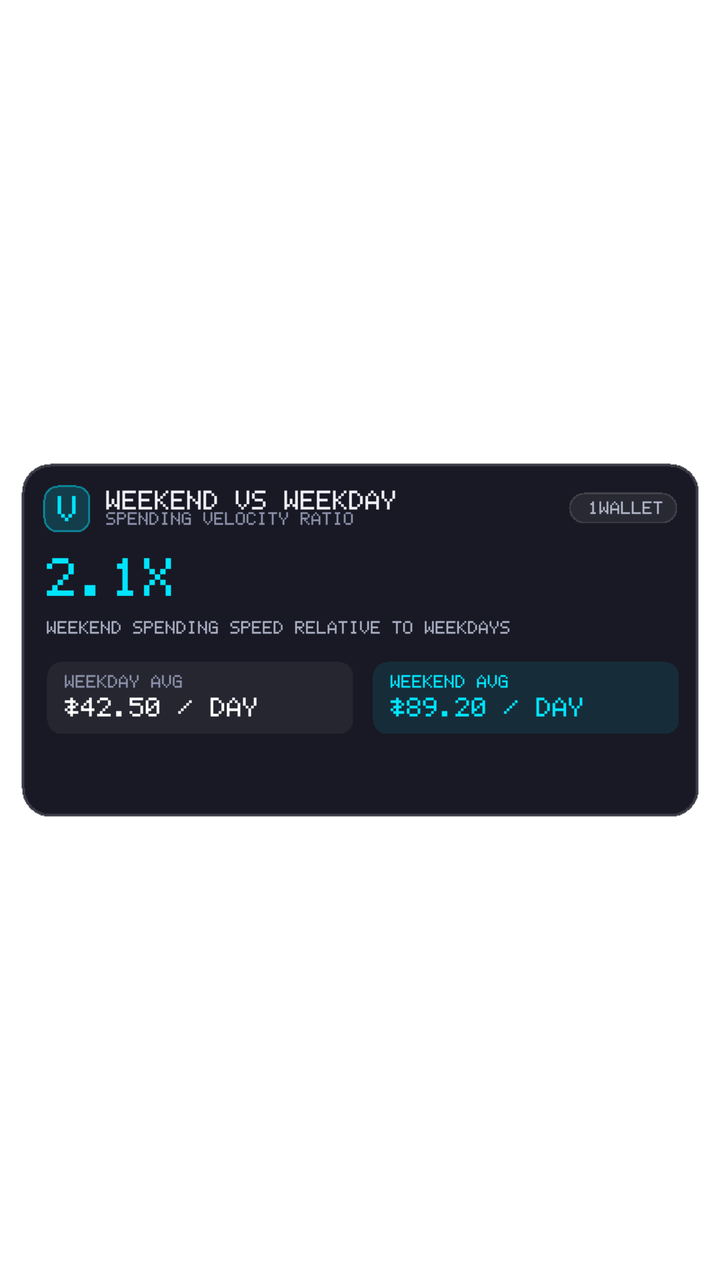
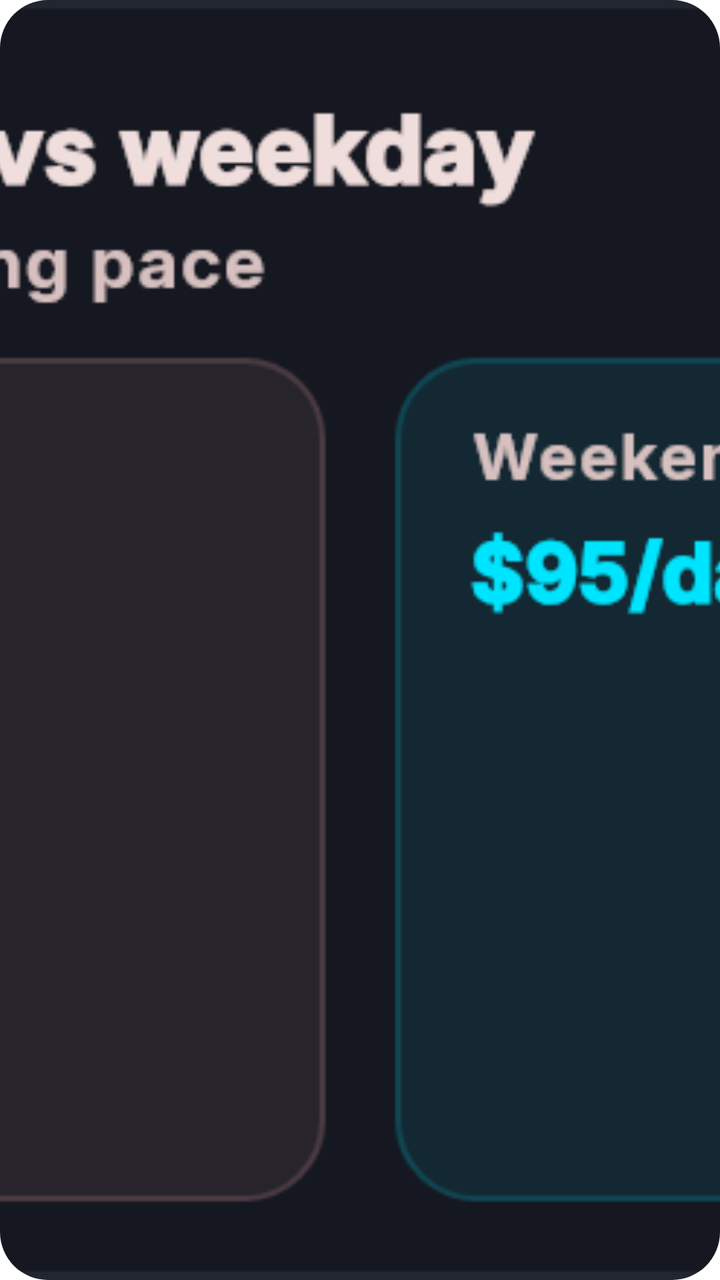

Screens rendered from an Android XML layout before and after an edit, with the pre-edit source and the edit as a unified diff.
<!-- AndroidManifest.xml: fallback theme Theme.MaterialComponents.DayNight.NoActionBar -->
<!-- res/layout/widget_weekend_weekday.xml -->
<?xml version="1.0" encoding="utf-8"?>
<ImageView xmlns:android="http://schemas.android.com/apk/res/android"
    android:id="@+id/widget_weekend_weekday_root"
    android:layout_width="match_parent"
    android:layout_height="match_parent"
    android:scaleType="fitCenter"
    android:adjustViewBounds="true"
    android:src="@drawable/widget_preview_weekend_weekday"
    android:contentDescription="1Wallet Weekend vs Weekday Spending" />
<!-- resources referenced by this layout -->
<resources>
  <!-- drawable widget_preview_weekend_weekday: png bitmap (drawable, 5526 bytes) -->
</resources>

<!-- the commit's change to res/layout/widget_weekend_weekday.xml (unified diff, before → after) -->
@@ -3,7 +3,9 @@
     android:id="@+id/widget_weekend_weekday_root"
     android:layout_width="match_parent"
     android:layout_height="match_parent"
-    android:scaleType="fitCenter"
-    android:adjustViewBounds="true"
+    android:background="@drawable/widget_background"
+    android:clipToOutline="true"
+    android:scaleType="centerCrop"
+    android:adjustViewBounds="false"
     android:src="@drawable/widget_preview_weekend_weekday"
     android:contentDescription="1Wallet Weekend vs Weekday Spending" />
<!-- resource entries referenced after the edit -->
@@ -1,5 +1,15 @@
 <!-- resources referenced by this layout -->
 <resources>
-  <!-- drawable widget_preview_weekend_weekday: png bitmap (drawable, 5526 bytes) -->
+  <!-- drawable widget_background (drawable) -->
+  <?xml version="1.0" encoding="utf-8"?>
+  <shape xmlns:android="http://schemas.android.com/apk/res/android"
+      android:shape="rectangle">
+      <solid android:color="#FF151820" />
+      <corners android:radius="24dp" />
+      <stroke
+          android:width="1.2dp"
+          android:color="#33FFFFFF" />
+  </shape>
+  <!-- drawable widget_preview_weekend_weekday: png bitmap (drawable, 33017 bytes) -->
 </resources>
 
